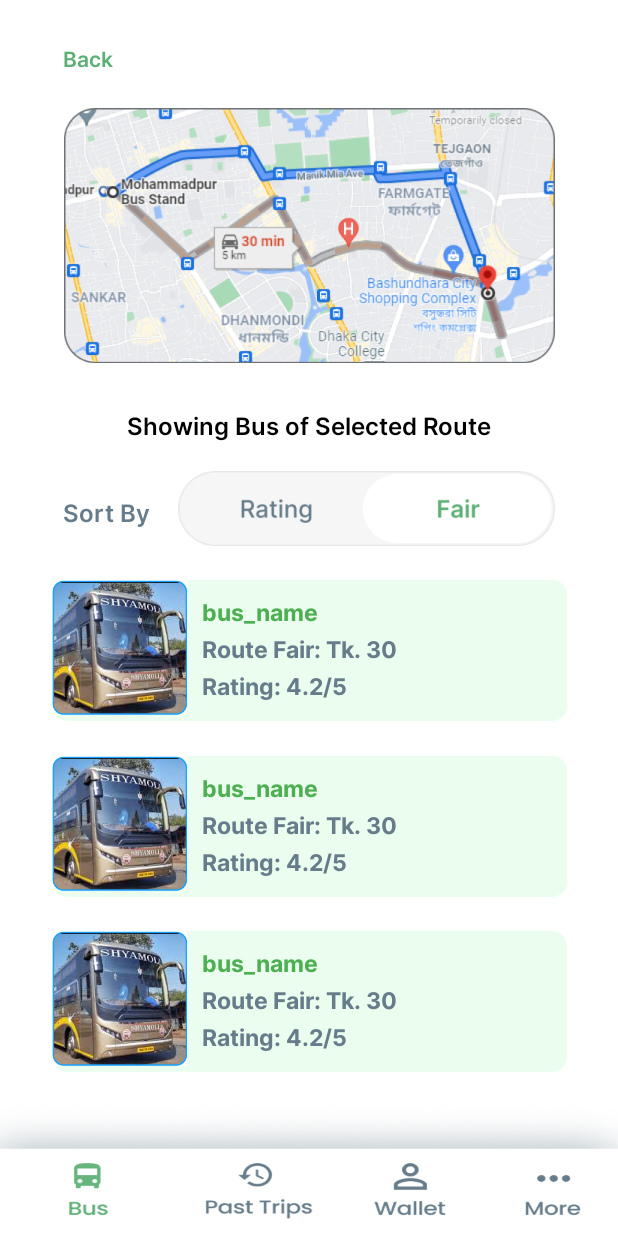
After one commit to ksaifahmed/BusRadar, an Android app: the RouteSearchShowBusUI screen opened directly, with no data from a screen before it, on a phone screen of 412 x 824 dp. The commit adds this screen. Run offline under Robolectric (Android 15) with nearby library versions, the phone set to English and light mode, and no system bars; Roboto replaces fonts that are not available here.

Commit message:
route search show bus ui

```diff
--- a/app/src/main/AndroidManifest.xml
+++ b/app/src/main/AndroidManifest.xml
@@ -10,6 +10,9 @@
         android:supportsRtl="true"
         android:theme="@style/Theme.BusRadar">
         <activity
+            android:name=".RouteSearchShowBusUI"
+            android:exported="false" />
+        <activity
             android:name=".RouteSearchUI"
             android:exported="false" />
         <activity
@@ -20,6 +23,7 @@
             android:exported="true">
             <intent-filter>
                 <action android:name="android.intent.action.MAIN" />
+
                 <category android:name="android.intent.category.LAUNCHER" />
             </intent-filter>
         </activity>
--- /dev/null
+++ b/app/src/main/java/com/example/busradar/RouteSearchShowBusUI.java
@@ -0,0 +1,16 @@
+package com.example.busradar;
+
+import androidx.appcompat.app.AppCompatActivity;
+
+import android.content.Intent;
+import android.os.Bundle;
+import android.widget.TextView;
+
+public class RouteSearchShowBusUI extends AppCompatActivity {
+
+    @Override
+    protected void onCreate(Bundle savedInstanceState) {
+        super.onCreate(savedInstanceState);
+        setContentView(R.layout.activity_route_search_show_bus_ui);
+    }
+}
--- /dev/null
+++ b/app/src/main/res/drawable/route_show_bus_background.xml
@@ -0,0 +1,6 @@
+<?xml version="1.0" encoding="UTF-8"?>
+<shape xmlns:android="http://schemas.android.com/apk/res/android">
+    <solid android:color='@color/background_green'/>
+    <corners android:radius="10dp"/>
+    <padding android:left="0dp" android:top="0dp" android:right="0dp" android:bottom="0dp" />
+</shape>
--- /dev/null
+++ b/app/src/main/res/layout/activity_route_search_show_bus_ui.xml
@@ -0,0 +1,293 @@
+<?xml version="1.0" encoding="utf-8"?>
+<androidx.constraintlayout.widget.ConstraintLayout xmlns:android="http://schemas.android.com/apk/res/android"
+    xmlns:app="http://schemas.android.com/apk/res-auto"
+    xmlns:tools="http://schemas.android.com/tools"
+    android:layout_width="match_parent"
+    android:layout_height="match_parent"
+    tools:context=".RouteSearchShowBusUI">
+
+    <!-- Back Button -->
+    <TextView
+        android:id="@+id/route_search_show_bus_back"
+        android:layout_width="wrap_content"
+        android:layout_height="wrap_content"
+        android:fontFamily="@font/inter_semibold"
+        android:padding="5dp"
+        android:text="@string/back"
+        android:textColor="@color/fresh_green"
+        app:layout_constraintBottom_toBottomOf="parent"
+        app:layout_constraintHorizontal_bias="0.1"
+        app:layout_constraintLeft_toLeftOf="parent"
+        app:layout_constraintRight_toRightOf="parent"
+        app:layout_constraintTop_toTopOf="parent"
+        app:layout_constraintVertical_bias="0.03" />
+
+    <ImageView
+        android:layout_width="327dp"
+        android:layout_height="170dp"
+        android:background="@color/white"
+        android:scaleType="centerCrop"
+        android:src="@drawable/selected_route_sample_2"
+        app:layout_constraintBottom_toBottomOf="parent"
+        app:layout_constraintEnd_toEndOf="parent"
+        app:layout_constraintHorizontal_bias="0.5"
+        app:layout_constraintStart_toStartOf="parent"
+        app:layout_constraintTop_toTopOf="parent"
+        app:layout_constraintVertical_bias="0.110" />
+
+    <TextView
+        android:layout_width="wrap_content"
+        android:layout_height="wrap_content"
+        android:fontFamily="@font/inter_semibold"
+        android:text="@string/route_show_sel_bus"
+        android:textColor="@color/black"
+        android:textSize="16sp"
+        app:layout_constraintBottom_toBottomOf="parent"
+        app:layout_constraintHorizontal_bias="0.5"
+        app:layout_constraintLeft_toLeftOf="parent"
+        app:layout_constraintRight_toRightOf="parent"
+        app:layout_constraintTop_toTopOf="parent"
+        app:layout_constraintVertical_bias="0.340" />
+
+    <TextView
+        android:layout_width="wrap_content"
+        android:layout_height="wrap_content"
+        android:fontFamily="@font/inter_semibold"
+        android:text="@string/route_sort_bus"
+        android:textColor="@color/text_grey"
+        android:textSize="16sp"
+        app:layout_constraintBottom_toBottomOf="parent"
+        app:layout_constraintHorizontal_bias="0.118"
+        app:layout_constraintLeft_toLeftOf="parent"
+        app:layout_constraintRight_toRightOf="parent"
+        app:layout_constraintTop_toTopOf="parent"
+        app:layout_constraintVertical_bias="0.412" />
+
+    <!-- slide button here -->
+    <ImageView
+        android:id="@+id/slide_btn"
+        android:layout_width="251dp"
+        android:layout_height="50dp"
+        android:background="@color/white"
+        android:scaleType="centerCrop"
+        android:src="@drawable/slide_rate_fare"
+        app:layout_constraintBottom_toBottomOf="parent"
+        app:layout_constraintEnd_toEndOf="parent"
+        app:layout_constraintHorizontal_bias="0.737"
+        app:layout_constraintStart_toStartOf="parent"
+        app:layout_constraintTop_toTopOf="parent"
+        app:layout_constraintVertical_bias="0.406" />
+
+    <LinearLayout
+        android:layout_width="343dp"
+        android:layout_height="wrap_content"
+        app:layout_constraintBottom_toBottomOf="parent"
+        app:layout_constraintHorizontal_bias="0.5"
+        app:layout_constraintLeft_toLeftOf="parent"
+        app:layout_constraintRight_toRightOf="parent"
+        app:layout_constraintTop_toTopOf="parent"
+        app:layout_constraintVertical_bias="0.530"
+        android:background="@drawable/route_show_bus_background"
+        android:orientation="horizontal">
+
+        <ImageView
+            android:id="@+id/avail_bus_1_img"
+            android:layout_width="90dp"
+            android:layout_height="90dp"
+            android:background="@color/white"
+            android:scaleType="fitXY"
+            android:src="@drawable/square_img_id1" />
+
+        <LinearLayout
+            android:layout_width="wrap_content"
+            android:layout_height="wrap_content"
+            app:layout_constraintBottom_toBottomOf="parent"
+            app:layout_constraintLeft_toLeftOf="parent"
+            app:layout_constraintRight_toRightOf="parent"
+            app:layout_constraintTop_toTopOf="parent"
+            android:layout_gravity="center"
+            android:layout_margin="10dp"
+            android:orientation="vertical">
+            <TextView
+                android:id="@+id/avail_bus_1_name"
+                android:layout_width="wrap_content"
+                android:layout_height="wrap_content"
+                android:fontFamily="@font/inter_bold"
+                android:text="@string/bus_name_default"
+                android:textColor="@color/green_dark"
+                android:textSize="15sp"
+                android:layout_gravity="left"
+                android:layout_marginBottom="2dp"
+                />
+            <TextView
+                android:id="@+id/avail_bus_1_fare"
+                android:layout_width="wrap_content"
+                android:layout_height="wrap_content"
+                android:fontFamily="@font/inter_bold"
+                android:text="@string/bus_fare_default"
+                android:textColor="@color/text_grey"
+                android:textSize="15sp"
+                android:layout_gravity="left"
+                android:layout_marginBottom="2dp"
+                />
+            <TextView
+                android:id="@+id/avail_bus_1_rating"
+                android:layout_width="wrap_content"
+                android:layout_height="wrap_content"
+                android:fontFamily="@font/inter_bold"
+                android:text="@string/bus_rate_default"
+                android:textColor="@color/text_grey"
+                android:textSize="15sp"
+                android:layout_gravity="left"
+                android:layout_marginBottom="2dp"
+                />
+        </LinearLayout>
+    </LinearLayout>
+
+    <LinearLayout
+        android:layout_width="343dp"
+        android:layout_height="wrap_content"
+        app:layout_constraintBottom_toBottomOf="parent"
+        app:layout_constraintHorizontal_bias="0.5"
+        app:layout_constraintLeft_toLeftOf="parent"
+        app:layout_constraintRight_toRightOf="parent"
+        app:layout_constraintTop_toTopOf="parent"
+        app:layout_constraintVertical_bias="0.690"
+        android:background="@drawable/route_show_bus_background"
+        android:orientation="horizontal">
+
+        <ImageView
+            android:id="@+id/avail_bus_2_img"
+            android:layout_width="90dp"
+            android:layout_height="90dp"
+            android:background="@color/white"
+            android:scaleType="fitXY"
+            android:src="@drawable/square_img_id1" />
+
+        <LinearLayout
+            android:layout_width="wrap_content"
+            android:layout_height="wrap_content"
+            app:layout_constraintBottom_toBottomOf="parent"
+            app:layout_constraintLeft_toLeftOf="parent"
+            app:layout_constraintRight_toRightOf="parent"
+            app:layout_constraintTop_toTopOf="parent"
+            android:layout_gravity="center"
+            android:layout_margin="10dp"
+            android:orientation="vertical">
+            <TextView
+                android:id="@+id/avail_bus_2_name"
+                android:layout_width="wrap_content"
+                android:layout_height="wrap_content"
+                android:fontFamily="@font/inter_bold"
+                android:text="@string/bus_name_default"
+                android:textColor="@color/green_dark"
+                android:textSize="15sp"
+                android:layout_gravity="left"
+                android:layout_marginBottom="2dp"
+                />
+            <TextView
+                android:id="@+id/avail_bus_2_fare"
+                android:layout_width="wrap_content"
+                android:layout_height="wrap_content"
+                android:fontFamily="@font/inter_bold"
+                android:text="@string/bus_fare_default"
+                android:textColor="@color/text_grey"
+                android:textSize="15sp"
+                android:layout_gravity="left"
+                android:layout_marginBottom="2dp"
+                />
+            <TextView
+                android:id="@+id/avail_bus_2_rating"
+                android:layout_width="wrap_content"
+                android:layout_height="wrap_content"
+                android:fontFamily="@font/inter_bold"
+                android:text="@string/bus_rate_default"
+                android:textColor="@color/text_grey"
+                android:textSize="15sp"
+                android:layout_gravity="left"
+                android:layout_marginBottom="2dp"
+                />
+        </LinearLayout>
+    </LinearLayout>
+
+    <LinearLayout
+        android:layout_width="343dp"
+        android:layout_height="wrap_content"
+        app:layout_constraintBottom_toBottomOf="parent"
+        app:layout_constraintHorizontal_bias="0.5"
+        app:layout_constraintLeft_toLeftOf="parent"
+        app:layout_constraintRight_toRightOf="parent"
+        app:layout_constraintTop_toTopOf="parent"
+        app:layout_constraintVertical_bias="0.850"
+        android:background="@drawable/route_show_bus_background"
+        android:orientation="horizontal">
+
+        <ImageView
+            android:id="@+id/avail_bus_3_img"
+            android:layout_width="90dp"
+            android:layout_height="90dp"
+            android:background="@color/white"
+            android:scaleType="fitXY"
+            android:src="@drawable/square_img_id1" />
+
+        <LinearLayout
+            android:layout_width="wrap_content"
+            android:layout_height="wrap_content"
+            app:layout_constraintBottom_toBottomOf="parent"
+            app:layout_constraintLeft_toLeftOf="parent"
+            app:layout_constraintRight_toRightOf="parent"
+            app:layout_constraintTop_toTopOf="parent"
+            android:layout_gravity="center"
+            android:layout_margin="10dp"
+            android:orientation="vertical">
+            <TextView
+                android:id="@+id/avail_bus_3_name"
+                android:layout_width="wrap_content"
+                android:layout_height="wrap_content"
+                android:fontFamily="@font/inter_bold"
+                android:text="@string/bus_name_default"
+                android:textColor="@color/green_dark"
+                android:textSize="15sp"
+                android:layout_gravity="left"
+                android:layout_marginBottom="2dp"
+                />
+            <TextView
+                android:id="@+id/avail_bus_3_fare"
+                android:layout_width="wrap_content"
+                android:layout_height="wrap_content"
+                android:fontFamily="@font/inter_bold"
+                android:text="@string/bus_fare_default"
+                android:textColor="@color/text_grey"
+                android:textSize="15sp"
+                android:layout_gravity="left"
+                android:layout_marginBottom="2dp"
+                />
+            <TextView
+                android:id="@+id/avail_bus_3_rating"
+                android:layout_width="wrap_content"
+                android:layout_height="wrap_content"
+                android:fontFamily="@font/inter_bold"
+                android:text="@string/bus_rate_default"
+                android:textColor="@color/text_grey"
+                android:textSize="15sp"
+                android:layout_gravity="left"
+                android:layout_marginBottom="2dp"
+                />
+        </LinearLayout>
+    </LinearLayout>
+
+    <!-- static bottom bar-->
+    <ImageView
+        android:layout_width="match_parent"
+        android:layout_height="90dp"
+        android:background="@color/white"
+        android:scaleType="fitXY"
+        android:src="@drawable/bottom_static_bar"
+        app:layout_constraintBottom_toBottomOf="parent"
+        app:layout_constraintHorizontal_bias="1.0"
+        app:layout_constraintLeft_toLeftOf="parent"
+        app:layout_constraintRight_toRightOf="parent"
+        app:layout_constraintTop_toTopOf="parent"
+        app:layout_constraintVertical_bias="1.0" />
+
+</androidx.constraintlayout.widget.ConstraintLayout>
--- a/app/src/main/res/values/colors.xml
+++ b/app/src/main/res/values/colors.xml
@@ -1,5 +1,6 @@
 <?xml version="1.0" encoding="utf-8"?>
 <resources>
+    <color name="background_green">#EAFDEF</color>
     <color name="fresh_green">#5DB075</color>
     <color name="green_dark">#4CAF50</color>
     <color name="dark_brown">#3A3A3A</color>
--- a/app/src/main/res/values/strings.xml
+++ b/app/src/main/res/values/strings.xml
@@ -20,4 +20,11 @@
     <string name="route_to_location">Location B</string>
     <string name="route_show_sel_route">Showing Selected Route</string>
     <string name="route_change_sel_route">You can also select the other routes(grey) on map</string>
+
+    <!-- Route Search Show Bus UI Strings -->
+    <string name="route_show_sel_bus">Showing Bus of Selected Route</string>
+    <string name="route_sort_bus">Sort By</string>
+
+    <string name="bus_fare_default">Route Fair: Tk. 30</string>
+    <string name="bus_rate_default">Rating: 4.2/5</string>
 </resources>
```
Also changed, not shown: app/src/main/res/drawable/selected_route_sample_2.png (added), app/src/main/res/drawable/slide_rate_fare.png (added).
